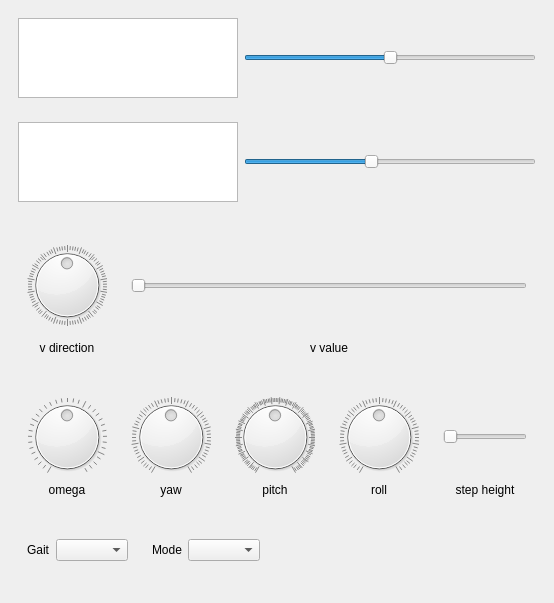
Old version of the form controllers/advanced_controller/hexapod_controller.ui in the repository HexapodBionik/elkapod_simulation.
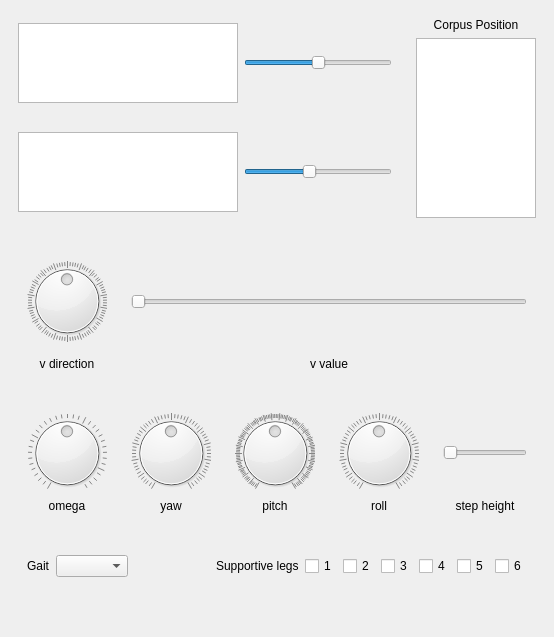
New version of the form.

Commit message: Changed the controller to make it possible to use only subset of legs.

```diff
--- a/controllers/advanced_controller/hexapod_controller.ui
+++ b/controllers/advanced_controller/hexapod_controller.ui
@@ -7,7 +7,7 @@
     <x>0</x>
     <y>0</y>
     <width>554</width>
-    <height>603</height>
+    <height>637</height>
    </rect>
   </property>
   <property name="windowTitle">
@@ -16,6 +16,36 @@
   <widget class="QWidget" name="central_widget">
    <layout class="QVBoxLayout" name="verticalLayout_2">
     <item>
+     <widget class="QWidget" name="widget_13" native="true">
+      <layout class="QHBoxLayout" name="horizontalLayout_8">
+       <property name="leftMargin">
+        <number>0</number>
+       </property>
+       <property name="topMargin">
+        <number>0</number>
+       </property>
+       <property name="rightMargin">
+        <number>0</number>
+       </property>
+       <property name="bottomMargin">
+        <number>0</number>
+       </property>
+       <item>
+        <widget class="QWidget" name="widget_12" native="true">
+         <layout class="QVBoxLayout" name="verticalLayout_9">
+          <property name="leftMargin">
+           <number>0</number>
+          </property>
+          <property name="topMargin">
+           <number>0</number>
+          </property>
+          <property name="rightMargin">
+           <number>0</number>
+          </property>
+          <property name="bottomMargin">
+           <number>0</number>
+          </property>
+          <item>
      <widget class="QWidget" name="leg_spacing_widget" native="true">
       <property name="enabled">
        <bool>true</bool>
@@ -118,6 +148,50 @@
       </layout>
      </widget>
     </item>
+         </layout>
+        </widget>
+       </item>
+       <item>
+        <widget class="QWidget" name="widget_14" native="true">
+         <property name="sizePolicy">
+          <sizepolicy hsizetype="Maximum" vsizetype="Preferred">
+           <horstretch>0</horstretch>
+           <verstretch>0</verstretch>
+          </sizepolicy>
+         </property>
+         <layout class="QVBoxLayout" name="verticalLayout_10">
+          <item>
+           <widget class="QLabel" name="label_9">
+            <property name="text">
+             <string>Corpus Position</string>
+            </property>
+            <property name="alignment">
+             <set>Qt::AlignCenter</set>
+            </property>
+           </widget>
+          </item>
+          <item>
+           <widget class="QGraphicsView" name="corpus_position">
+            <property name="minimumSize">
+             <size>
+              <width>120</width>
+              <height>180</height>
+             </size>
+            </property>
+            <property name="maximumSize">
+             <size>
+              <width>120</width>
+              <height>180</height>
+             </size>
+            </property>
+           </widget>
+          </item>
+         </layout>
+        </widget>
+       </item>
+      </layout>
+     </widget>
+    </item>
     <item>
      <widget class="QWidget" name="velocity_widget" native="true">
       <property name="sizePolicy">
@@ -504,22 +578,6 @@
          </layout>
         </widget>
        </item>
-       <item>
-        <widget class="QWidget" name="widget_11" native="true">
-         <layout class="QHBoxLayout" name="horizontalLayout_7">
-          <item>
-           <widget class="QLabel" name="label_8">
-            <property name="text">
-             <string>Mode</string>
-            </property>
-           </widget>
-          </item>
-          <item>
-           <widget class="QComboBox" name="mode_selection"/>
-          </item>
-         </layout>
-        </widget>
-       </item>
        <item>
         <spacer name="horizontalSpacer">
          <property name="orientation">
@@ -533,6 +591,61 @@
          </property>
         </spacer>
        </item>
+       <item>
+        <widget class="QWidget" name="widget_11" native="true">
+         <layout class="QHBoxLayout" name="horizontalLayout_7">
+          <item>
+           <widget class="QLabel" name="label_8">
+            <property name="text">
+             <string>Supportive legs</string>
+            </property>
+           </widget>
+          </item>
+          <item>
+           <widget class="QCheckBox" name="checkBox_1">
+            <property name="text">
+             <string>1</string>
+            </property>
+           </widget>
+          </item>
+          <item>
+           <widget class="QCheckBox" name="checkBox_2">
+            <property name="text">
+             <string>2</string>
+            </property>
+           </widget>
+          </item>
+          <item>
+           <widget class="QCheckBox" name="checkBox_3">
+            <property name="text">
+             <string>3</string>
+            </property>
+           </widget>
+          </item>
+          <item>
+           <widget class="QCheckBox" name="checkBox_4">
+            <property name="text">
+             <string>4</string>
+            </property>
+           </widget>
+          </item>
+          <item>
+           <widget class="QCheckBox" name="checkBox_5">
+            <property name="text">
+             <string>5</string>
+            </property>
+           </widget>
+          </item>
+          <item>
+           <widget class="QCheckBox" name="checkBox_6">
+            <property name="text">
+             <string>6</string>
+            </property>
+           </widget>
+          </item>
+         </layout>
+        </widget>
+       </item>
       </layout>
      </widget>
     </item>
```
Lines whose indentation alone changed are shown as unchanged. The commit also changes 5 other files.
